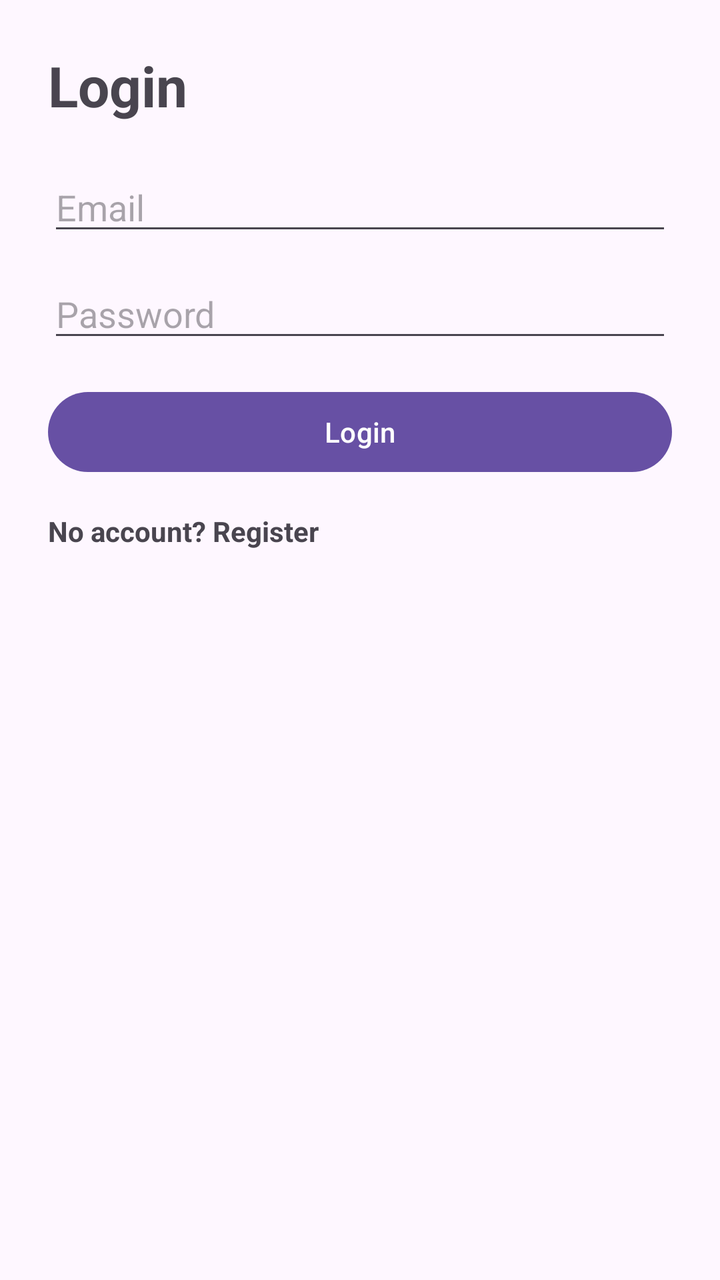
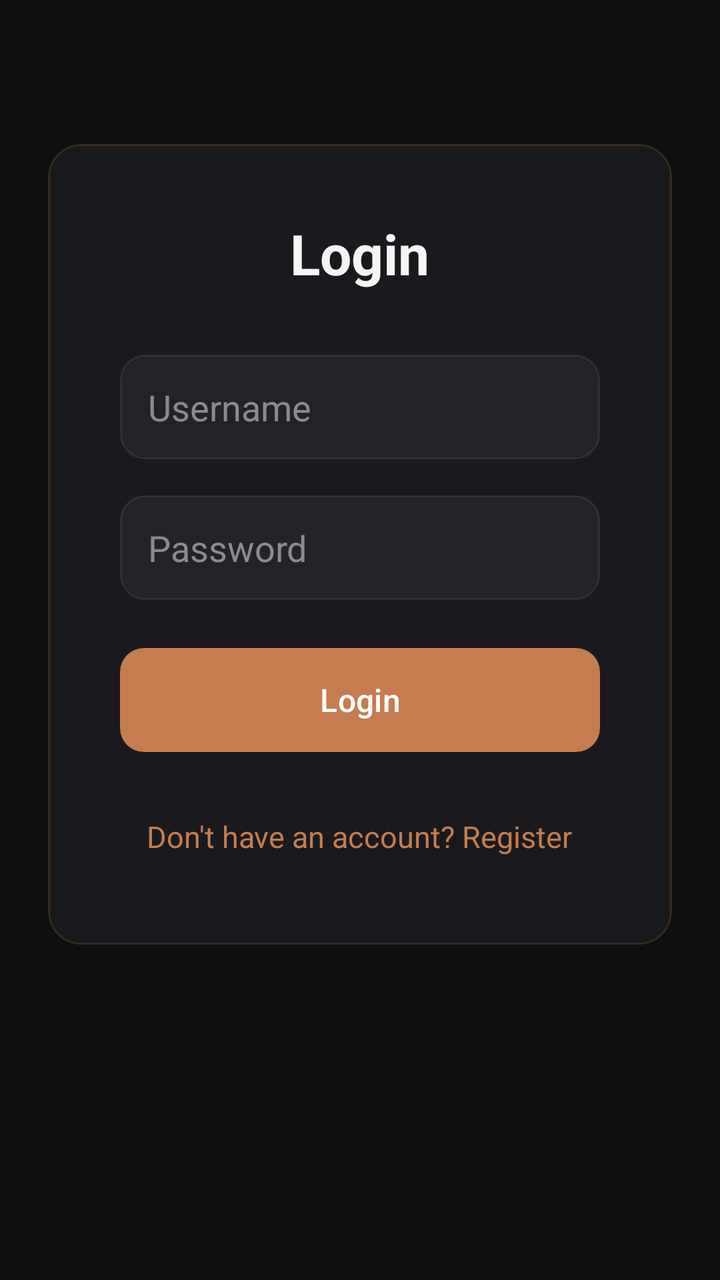

Compare the two renders of this Android layout. The source of the first and the diff that turns it into the second are given below.
<!-- AndroidManifest.xml: application theme Theme.Mobile -->
<!-- res/layout/activity_login.xml -->
<?xml version="1.0" encoding="utf-8"?>
<ScrollView xmlns:android="http://schemas.android.com/apk/res/android"
    android:layout_width="match_parent"
    android:layout_height="match_parent">

    <LinearLayout
        android:layout_width="match_parent"
        android:layout_height="wrap_content"
        android:orientation="vertical"
        android:padding="24dp">

        <TextView
            android:layout_width="wrap_content"
            android:layout_height="wrap_content"
            android:text="Login"
            android:textSize="28sp"
            android:textStyle="bold" />

        <EditText
            android:id="@+id/etEmail"
            android:layout_width="match_parent"
            android:layout_height="wrap_content"
            android:layout_marginTop="20dp"
            android:hint="Email"
            android:inputType="textEmailAddress" />

        <EditText
            android:id="@+id/etPassword"
            android:layout_width="match_parent"
            android:layout_height="wrap_content"
            android:layout_marginTop="12dp"
            android:hint="Password"
            android:inputType="textPassword" />

        <Button
            android:id="@+id/btnLogin"
            android:layout_width="match_parent"
            android:layout_height="wrap_content"
            android:layout_marginTop="16dp"
            android:text="Login" />

        <TextView
            android:id="@+id/tvGoRegister"
            android:layout_width="wrap_content"
            android:layout_height="wrap_content"
            android:layout_marginTop="16dp"
            android:text="No account? Register"
            android:textStyle="bold" />
    </LinearLayout>
</ScrollView>
<!-- resources referenced by this layout -->
<resources>
  <style name="Theme.Mobile" parent="Base.Theme.Mobile" />
  <style name="Base.Theme.Mobile" parent="Theme.Material3.DayNight.NoActionBar">
          
          
      </style>
</resources>

<!-- the commit's change to res/layout/activity_login.xml (unified diff, before → after) -->
@@ -1,50 +1,88 @@
 <?xml version="1.0" encoding="utf-8"?>
 <ScrollView xmlns:android="http://schemas.android.com/apk/res/android"
+    xmlns:tools="http://schemas.android.com/tools"
     android:layout_width="match_parent"
-    android:layout_height="match_parent">
+    android:layout_height="match_parent"
+    android:background="@color/background"
+    android:fillViewport="true">
 
     <LinearLayout
         android:layout_width="match_parent"
         android:layout_height="wrap_content"
         android:orientation="vertical"
-        android:padding="24dp">
+        android:padding="24dp"
+        android:gravity="center_horizontal">
 
-        <TextView
-            android:layout_width="wrap_content"
-            android:layout_height="wrap_content"
-            android:text="Login"
-            android:textSize="28sp"
-            android:textStyle="bold" />
-
-        <EditText
-            android:id="@+id/etEmail"
+        <LinearLayout
             android:layout_width="match_parent"
             android:layout_height="wrap_content"
-            android:layout_marginTop="20dp"
-            android:hint="Email"
-            android:inputType="textEmailAddress" />
+            android:orientation="vertical"
+            android:background="@drawable/bg_card"
+            android:padding="36dp"
+            android:layout_marginTop="48dp"
+            tools:ignore="UseCompoundDrawables">
 
-        <EditText
-            android:id="@+id/etPassword"
-            android:layout_width="match_parent"
-            android:layout_height="wrap_content"
-            android:layout_marginTop="12dp"
-            android:hint="Password"
-            android:inputType="textPassword" />
+            <TextView
+                android:layout_width="wrap_content"
+                android:layout_height="wrap_content"
+                android:text="Login"
+                android:textSize="28sp"
+                android:textStyle="bold"
+                android:textColor="@color/text_primary"
+                android:layout_gravity="center_horizontal"
+                android:layout_marginBottom="28dp" />
 
-        <Button
-            android:id="@+id/btnLogin"
-            android:layout_width="match_parent"
-            android:layout_height="wrap_content"
-            android:layout_marginTop="16dp"
-            android:text="Login" />
+            <EditText
+                android:id="@+id/etUsername"
+                android:layout_width="match_parent"
+                android:layout_height="wrap_content"
+                android:layout_marginTop="4dp"
+                android:layout_marginBottom="18dp"
+                android:hint="Username"
+                android:inputType="text"
+                android:textColor="@color/text_primary"
+                android:textColorHint="@color/text_muted"
+                android:background="@drawable/bg_input"
+                android:padding="14dp"
+                android:minHeight="52dp" />
 
-        <TextView
-            android:id="@+id/tvGoRegister"
-            android:layout_width="wrap_content"
-            android:layout_height="wrap_content"
-            android:layout_marginTop="16dp"
-            android:text="No account? Register"
-            android:textStyle="bold" />
+            <EditText
+                android:id="@+id/etPassword"
+                android:layout_width="match_parent"
+                android:layout_height="wrap_content"
+                android:layout_marginBottom="24dp"
+                android:hint="Password"
+                android:inputType="textPassword"
+                android:textColor="@color/text_primary"
+                android:textColorHint="@color/text_muted"
+                android:background="@drawable/bg_input"
+                android:padding="14dp"
+                android:minHeight="52dp" />
+
+            <Button
+                android:id="@+id/btnLogin"
+                android:layout_width="match_parent"
+                android:layout_height="wrap_content"
+                android:minHeight="52dp"
+                android:text="Login"
+                android:textColor="@color/white"
+                android:background="@drawable/bg_button_primary"
+                android:textAllCaps="false"
+                android:textSize="16sp"
+                android:fontFamily="sans-serif-medium" />
+
+            <TextView
+                android:id="@+id/tvGoRegister"
+                android:layout_width="wrap_content"
+                android:layout_height="wrap_content"
+                android:layout_gravity="center_horizontal"
+                android:layout_marginTop="24dp"
+                android:text="Don't have an account? Register"
+                android:textColor="@color/copper"
+                android:textSize="15sp"
+                android:padding="8dp"
+                android:clickable="true"
+                android:focusable="true" />
+        </LinearLayout>
     </LinearLayout>
 </ScrollView>
<!-- resource entries referenced after the edit -->
@@ -1,9 +1,51 @@
 <!-- resources referenced by this layout -->
 <resources>
+  <color name="background">#0F0F12</color>
+  <color name="copper">#C67C4E</color>
+  <color name="text_muted">#8A8A94</color>
+  <color name="text_primary">#F5F5F5</color>
+  <color name="white">#FFFFFFFF</color>
+  <!-- drawable bg_button_primary (drawable) -->
+  <?xml version="1.0" encoding="utf-8"?>
+  <shape xmlns:android="http://schemas.android.com/apk/res/android"
+      android:shape="rectangle">
+      <gradient
+          android:startColor="#C67C4E"
+          android:endColor="#A8693D"
+          android:angle="135" />
+      <corners android:radius="12dp" />
+  </shape>
+  <!-- drawable bg_card (drawable) -->
+  <?xml version="1.0" encoding="utf-8"?>
+  <shape xmlns:android="http://schemas.android.com/apk/res/android"
+      android:shape="rectangle">
+      <solid android:color="#1A1A1E" />
+      <stroke android:width="1dp" android:color="#33C67C4E" />
+      <corners android:radius="16dp" />
+  </shape>
+  <!-- drawable bg_input (drawable) -->
+  <?xml version="1.0" encoding="utf-8"?>
+  <shape xmlns:android="http://schemas.android.com/apk/res/android"
+      android:shape="rectangle">
+      <solid android:color="#0AFFFFFF" />
+      <stroke android:width="1dp" android:color="#14FFFFFF" />
+      <corners android:radius="12dp" />
+  </shape>
   <style name="Theme.Mobile" parent="Base.Theme.Mobile" />
-  <style name="Base.Theme.Mobile" parent="Theme.Material3.DayNight.NoActionBar">
-          
-          
+  <style name="Base.Theme.Mobile" parent="Theme.Material3.Dark.NoActionBar">
+          <item name="colorPrimary">@color/copper</item>
+          <item name="colorPrimaryVariant">@color/copper_light</item>
+          <item name="colorOnPrimary">@color/white</item>
+          <item name="android:colorBackground">@color/background</item>
+          <item name="colorSurface">@color/surface</item>
+          <item name="colorOnSurface">@color/text_primary</item>
+          <item name="colorOnSurfaceVariant">@color/text_secondary</item>
+          <item name="android:statusBarColor">@color/background</item>
+          <item name="android:navigationBarColor">@color/background</item>
+          <item name="android:windowLightStatusBar" tools:targetApi="m">false</item>
       </style>
+  <color name="copper_light">#D4895A</color>
+  <color name="surface">#1A1A1E</color>
+  <color name="text_secondary">#A8A8B0</color>
 </resources>
 
